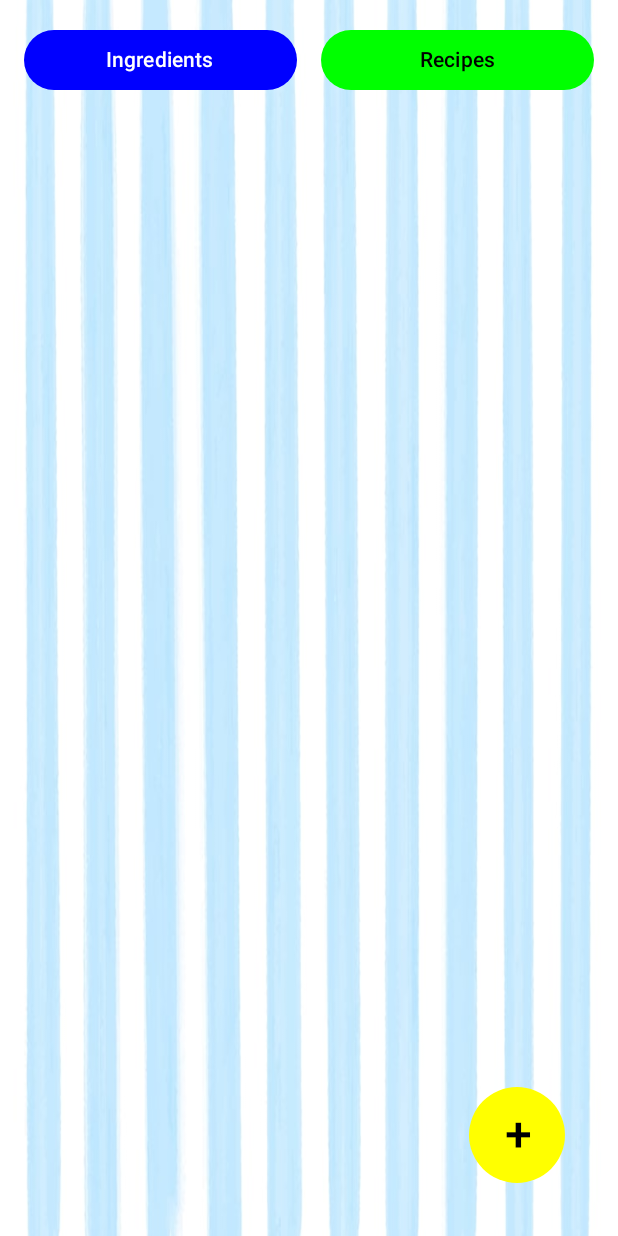
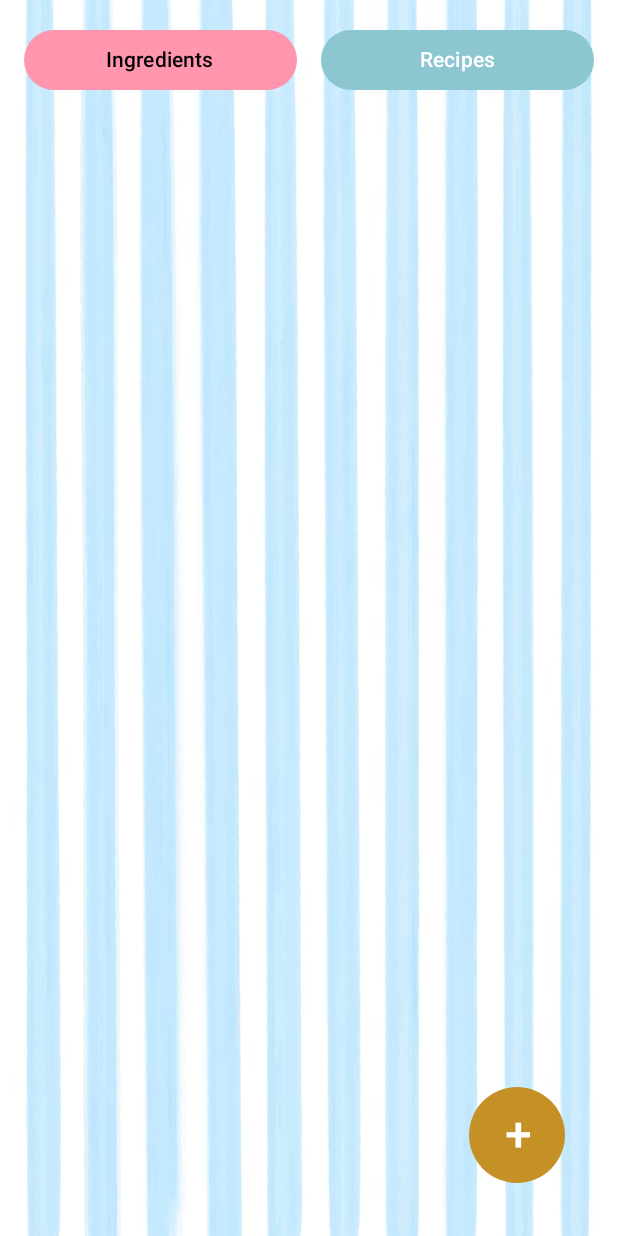
Before and after one commit to evanjthompson/cupboardly, an Android app built with Jetpack Compose: the screen it shows after launch (MainActivity), after a tap on "Recipes", on a phone screen of 412 x 824 dp. Run offline under Robolectric (Android 15) with nearby library versions, the light colour scheme and no system bars; our stand-ins replace Room's generated code.

Commit message:
Added all the theming and colors for buttons and look+feel

```diff
--- a/app/src/main/java/com/seniorproject/cupboardly/ui/IngredientScreen.kt
+++ b/app/src/main/java/com/seniorproject/cupboardly/ui/IngredientScreen.kt
@@ -1,5 +1,6 @@
 package com.seniorproject.cupboardly.ui
 
+import androidx.compose.foundation.BorderStroke
 import androidx.compose.foundation.Image
 import androidx.compose.foundation.layout.*
 import androidx.compose.foundation.lazy.LazyColumn
@@ -35,6 +36,14 @@ fun IngredientScreen(
     var unit by remember { mutableStateOf("") }
     var price by remember { mutableStateOf("") }
 
+    // Custom color vars for UI theming
+    val gold = Color (red = 197, green = 145, blue = 39)
+    val darkBlue = Color (red = 11, green = 186, blue =224)
+    //val lightOrange = Color (red = 255, green = 233, blue = 206)
+    val headerPink1 = Color (red = 255, green = 150, blue = 174)
+    val headerBlue1 = Color (red = 140, green = 198, blue = 209)
+
+
     Box(modifier = Modifier.fillMaxSize()) {
         Image(
             painter = painterResource(id = R.drawable.stripeingredientbg ),
@@ -56,8 +65,8 @@ fun IngredientScreen(
                     onClick = {},
                     modifier = Modifier.weight(1f),
                     colors = ButtonDefaults.buttonColors(
-                        containerColor = Color.Blue,
-                        contentColor = Color.White
+                        containerColor = headerPink1,
+                        contentColor = Color.Black
                     )
                 ) {
                     Text("Ingredients")
@@ -67,8 +76,8 @@ fun IngredientScreen(
                     onClick = onGoToRecipes,
                     modifier = Modifier.weight(1f),
                     colors = ButtonDefaults.buttonColors(
-                        containerColor = Color.Green,
-                        contentColor = Color.Black
+                        containerColor = headerBlue1,
+                        contentColor = Color.White
                     )
                 ) {
                     Text("Recipes")
@@ -80,13 +89,14 @@ fun IngredientScreen(
             LazyColumn {
                 items(ingredients) { ingredient: IngredientEntity ->
                     Button(
+                        border = BorderStroke(2.dp, gold),
                         onClick = { viewModel.deleteIngredient(ingredient) },
                         modifier = Modifier
                             .fillParentMaxWidth()
                             .padding(vertical = 4.dp),
                         colors = ButtonDefaults.buttonColors(
-                            containerColor = Color.Blue,
-                            contentColor = Color.White
+                            containerColor = Color.White,
+                            contentColor = Color.Black
                         )
                     ) {
                         Text("${ingredient.name} ${ingredient.quantity} ${ingredient.unit}")
@@ -103,8 +113,8 @@ fun IngredientScreen(
                 .padding(35.dp)
                 .size(64.dp),
             colors = ButtonDefaults.buttonColors(
-                containerColor = Color.Yellow,
-                contentColor = Color.Black
+                containerColor = darkBlue,
+                contentColor = Color.White
             )
         ) {
             Text("+", fontSize = 32.sp)
--- a/app/src/main/java/com/seniorproject/cupboardly/ui/RecipeScreen.kt
+++ b/app/src/main/java/com/seniorproject/cupboardly/ui/RecipeScreen.kt
@@ -1,5 +1,6 @@
 package com.seniorproject.cupboardly.ui
 
+import androidx.compose.foundation.BorderStroke
 import androidx.compose.foundation.Image
 import androidx.compose.foundation.layout.*
 import androidx.compose.foundation.lazy.LazyColumn
@@ -52,6 +53,14 @@ fun RecipeScreen(
         }
     }
 
+    //Custom color vars for UI theming
+    val gold = Color (red = 197, green = 145, blue = 39)
+    val darkBlue = Color (red = 11, green = 186, blue =224)
+   // val lightOrange = Color (red = 255, green = 233, blue = 206)
+    val headerPink1 = Color (red = 255, green = 150, blue = 174)
+    val headerBlue1 = Color (red = 140, green = 198, blue = 209)
+
+
     Box(modifier = Modifier.fillMaxSize()) {
         Image(
             painter = painterResource(id = R.drawable.striperecipebg ),
@@ -73,8 +82,8 @@ fun RecipeScreen(
                     onClick = onGoToIngredients,
                     modifier = Modifier.weight(1f),
                     colors = ButtonDefaults.buttonColors(
-                        containerColor = Color.Blue,
-                        contentColor = Color.White
+                        containerColor = headerPink1,
+                        contentColor = Color.Black
                     )
                 ) {
                     Text("Ingredients")
@@ -84,8 +93,8 @@ fun RecipeScreen(
                     onClick = {},   // no action
                     modifier = Modifier.weight(1f),
                     colors = ButtonDefaults.buttonColors(
-                        containerColor = Color.Green,
-                        contentColor = Color.Black
+                        containerColor = headerBlue1,
+                        contentColor = Color.White
                     )
                 ) {
                     Text("Recipes")
@@ -98,12 +107,13 @@ fun RecipeScreen(
                 items(recipes) { recipe ->
 
                     Button(
+                        border = BorderStroke(2.dp, darkBlue),
                         onClick = { viewModel.deleteRecipe(recipe) },
                         modifier = Modifier
                             .fillParentMaxWidth()
                             .padding(vertical = 4.dp),
                         colors = ButtonDefaults.buttonColors(
-                            containerColor = Color.Green,
+                            containerColor = Color.White,
                             contentColor = Color.Black
                         )
                     ) {
@@ -148,8 +158,8 @@ fun RecipeScreen(
                 .padding(35.dp)
                 .size(64.dp),
             colors = ButtonDefaults.buttonColors(
-                containerColor = Color.Yellow,
-                contentColor = Color.Black
+                containerColor = gold,
+                contentColor = Color.White
             )
         ) {
             Text("+", fontSize = 32.sp)
```
